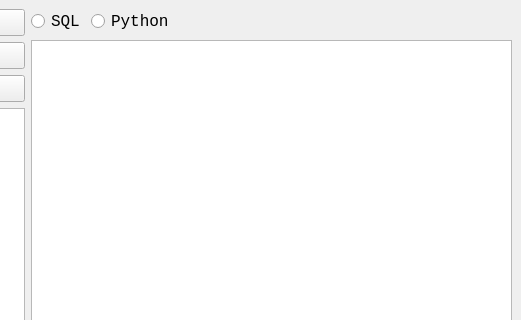
Qt form mainwindow.ui (grigvlwork/pool_may_2024) before a commit; both pictures show x 465 to 986 and y 0 to 320 of the 986 by 483 pixel window.
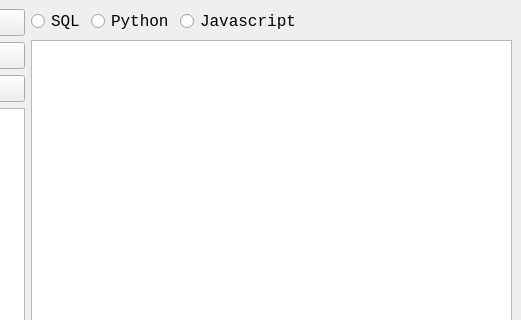
The same form after that commit.

Commit message: Добавил Javascript

What changed in the file:
```diff
--- a/mainwindow.ui
+++ b/mainwindow.ui
@@ -220,6 +220,19 @@
             </property>
            </widget>
           </item>
+          <item>
+           <widget class="QRadioButton" name="js_env_rb">
+            <property name="font">
+             <font>
+              <family>Consolas</family>
+              <pointsize>12</pointsize>
+             </font>
+            </property>
+            <property name="text">
+             <string>Javascript</string>
+            </property>
+           </widget>
+          </item>
           <item>
            <spacer name="horizontalSpacer">
             <property name="orientation">
```
The commit also changes 3 other files.
